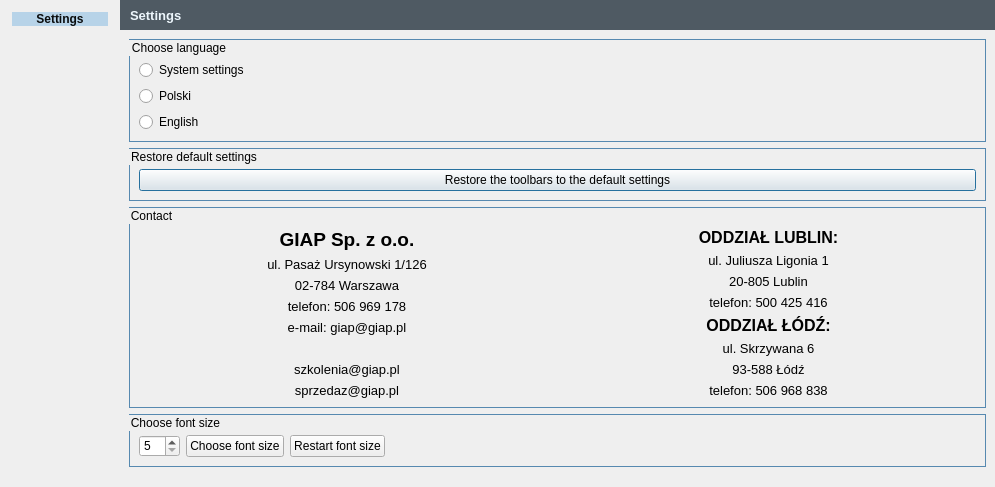
Old version of the form Settings/ui_settings_layout.ui in the repository GIAPspzoo/GIAP_PolaMap_lite.
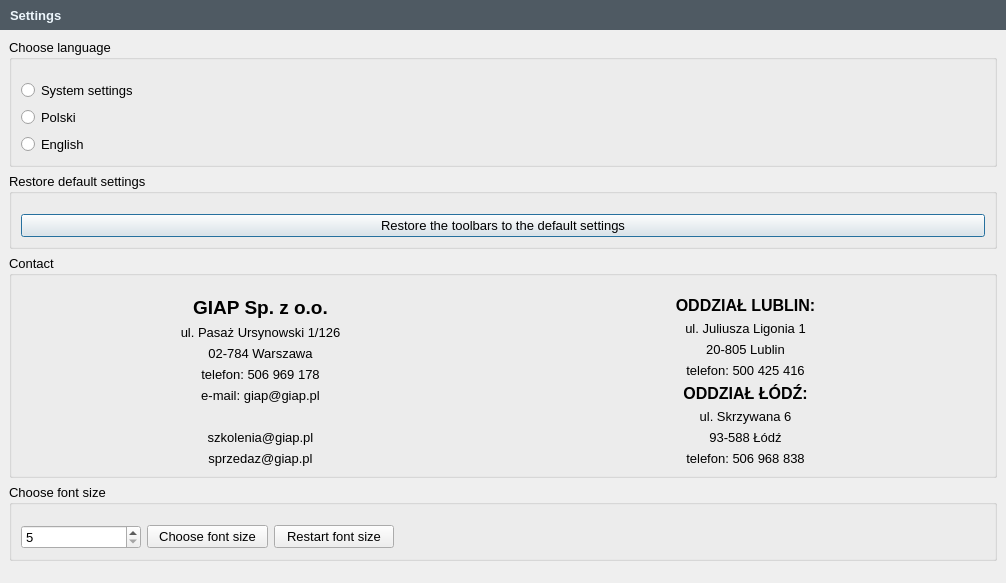
New version of the form. Icons and pictures are not drawn.

```diff
--- a/Settings/ui_settings_layout.ui
+++ b/Settings/ui_settings_layout.ui
@@ -12,8 +12,8 @@
    <rect>
     <x>0</x>
     <y>0</y>
-    <width>707</width>
-    <height>487</height>
+    <width>1006</width>
+    <height>583</height>
    </rect>
   </property>
   <property name="sizePolicy">
@@ -39,79 +39,7 @@
     <normaloff>:/plugins/giap_layout/icons/giap_logo.png</normaloff>:/plugins/giap_layout/icons/giap_logo.png</iconset>
   </property>
   <property name="styleSheet">
-   <string notr="true">* {
-    font: 10pt &quot;Segoe UI&quot;;
-}
-
-QComboBox
-{
-	selection-background-color: #b7d3e8;
-    background-color: #4f5a63;
-	border-style: solid;
-	border: 1px solid  #5689b0;
-	border-radius: 3px;
-	padding: 2px;
-	font: 9pt &quot;Segoe UI&quot;;
-    height: 20px;
-}
-
-QComboBox:on
-{
-	background-color: #4f5a63;
-	padding-top: 3px;
-	padding-left: 1px;
-	selection-background-color: #4a4a4a;
-}
-
-QComboBox QAbstractItemView
-{
-	background-color: #4f5a63;
-	border-radius: 4px;
-	border: 1px solid  #6fb1e3;
-	selection-background-color: #4f5a63;
-    padding: 4px 10px 4px 10px;
-    width: 1.9em;
-}
-
-QComboBox::drop-down
-{
-	subcontrol-origin: padding;
-	subcontrol-position: top right;
-	width: 15px;
-    background-color: #5689b0;
-	border-left-width: 0;
-	border-left-color:  #1a2936;
-	border-left-style: solid;
-	border-top-right-radius: 3px;
-	border-bottom-right-radius: 3px;
-}
-
-QComboBox::down-arrow
-{
-	image: url(icons/down_arrow_disabled.png);
-}
-
-QComboBox::down-arrow:on,
-QComboBox::down-arrow:hover,
-QComboBox::down-arrow:focus
-{
-	image: url(icons/down_arrow.png);
-}
-
-QLineEdit
-{
-	border: 1px solid #5689b0;
-    border-radius: 3px;
-    background-color: #4f5a63;
-}
-
-QGroupBox {
-border: 1px solid #5689b0;
-}
-
-QRadioButton:selected{
-	border: none;
-}</string>
+   <string notr="true"/>
   </property>
   <property name="locale">
    <locale language="English" country="UnitedKingdom"/>
@@ -135,7 +63,7 @@
    <property name="spacing">
     <number>0</number>
    </property>
-   <item row="1" column="1">
+   <item row="0" column="0">
     <widget class="QStackedWidget" name="stackedWidget">
      <property name="font">
       <font>
@@ -547,80 +475,6 @@
      </widget>
     </widget>
    </item>
-   <item row="0" column="0" rowspan="3">
-    <widget class="QFrame" name="frame">
-     <property name="minimumSize">
-      <size>
-       <width>120</width>
-       <height>0</height>
-      </size>
-     </property>
-     <property name="font">
-      <font>
-       <family>Segoe UI</family>
-       <pointsize>10</pointsize>
-       <weight>50</weight>
-       <italic>false</italic>
-       <bold>false</bold>
-      </font>
-     </property>
-     <property name="styleSheet">
-      <string notr="true">border-right: 2px solid #b7d3e8;
-</string>
-     </property>
-     <layout class="QVBoxLayout" name="verticalLayout">
-      <property name="spacing">
-       <number>9</number>
-      </property>
-      <property name="leftMargin">
-       <number>12</number>
-      </property>
-      <property name="topMargin">
-       <number>12</number>
-      </property>
-      <property name="rightMargin">
-       <number>12</number>
-      </property>
-      <property name="bottomMargin">
-       <number>5</number>
-      </property>
-      <item>
-       <widget class="QLabel" name="label_side">
-        <property name="styleSheet">
-         <string notr="true">   background-color: #b7d3e8;
-          color: #0A0C0D;
-          font-weight: bold;
-         </string>
-        </property>
-        <property name="locale">
-         <locale language="English" country="UnitedKingdom"/>
-        </property>
-        <property name="text">
-         <string>Settings</string>
-        </property>
-        <property name="alignment">
-         <set>Qt::AlignCenter</set>
-        </property>
-       </widget>
-      </item>
-      <item>
-       <spacer name="verticalSpacer_3">
-        <property name="orientation">
-         <enum>Qt::Vertical</enum>
-        </property>
-        <property name="sizeHint" stdset="0">
-         <size>
-          <width>20</width>
-          <height>40</height>
-         </size>
-        </property>
-       </spacer>
-      </item>
-     </layout>
-     <zorder>verticalSpacer_3</zorder>
-     <zorder>label_side</zorder>
-    </widget>
-   </item>
   </layout>
  </widget>
  <resources/>
```
Left out of the diff: 37 changed lines with no effect on the pictures.
